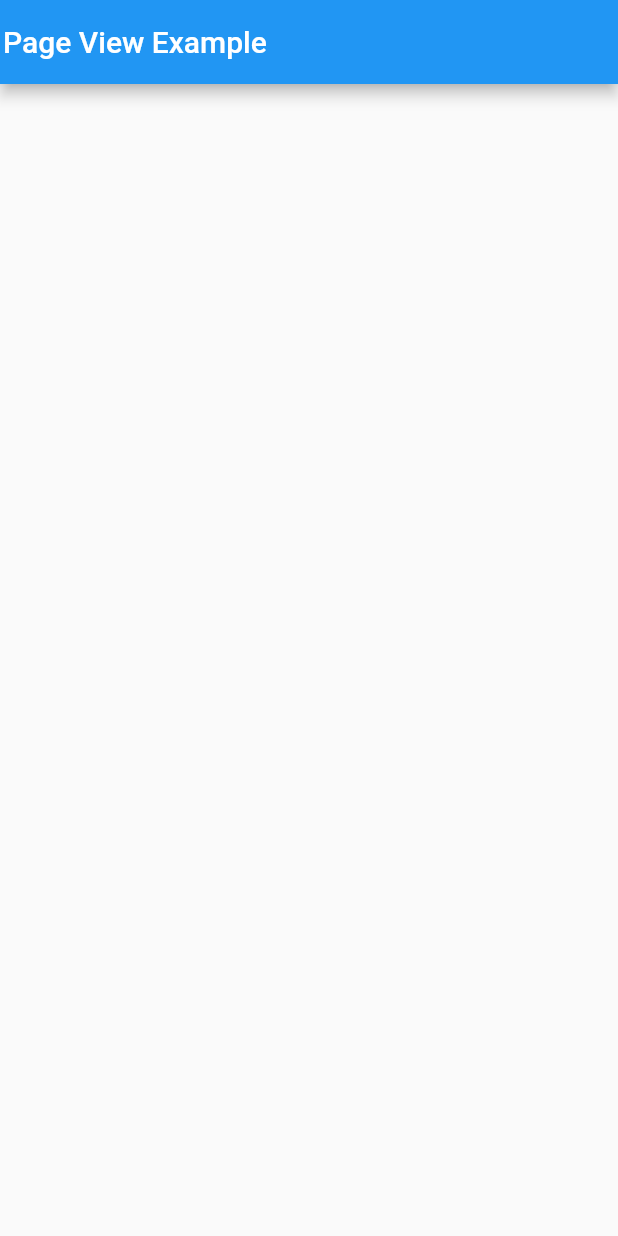
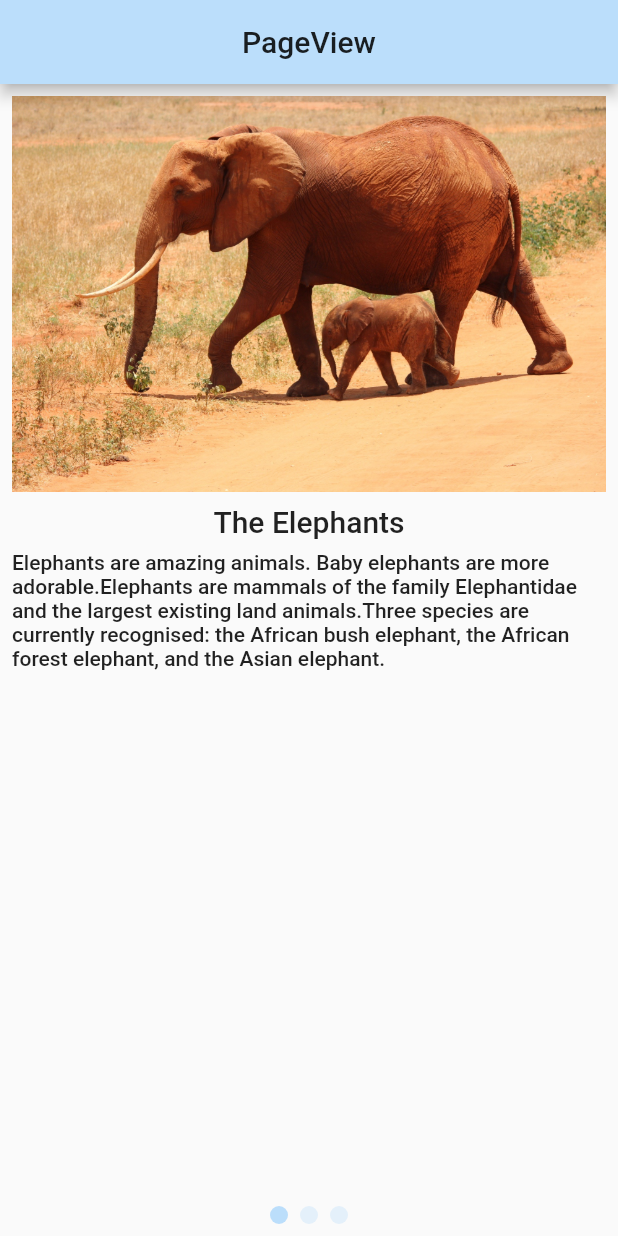
Before and after one commit to priyadarshu/page_view_example, a Flutter app: the screen it shows after launch, on a phone screen of 412 x 824 dp. Run offline on Flutter 3.47's test engine with Material 2 defaults, Android fonts, the phone set to English and light mode, and no system bars; drawn by our look-alikes of page_view_indicators.

Commit message:
Added  and imported Page_Circle_indicators package

```diff
--- a/lib/main.dart
+++ b/lib/main.dart
@@ -1,4 +1,6 @@
 import 'package:flutter/material.dart';
+import 'package:page_view_example/pages/page_circle_indicator.dart';
+import 'package:page_view_example/pages/page_entries_widget.dart';
 import 'package:page_view_example/pages/pages.dart';
 
 void main() {
@@ -7,36 +9,64 @@ void main() {
 
 class MyApp extends StatelessWidget {
   // This widget is the root of your application.
+  final String appTitle = 'PageView';
+
   @override
   Widget build(BuildContext context) {
     return MaterialApp(
-      title: 'Flutter Demo',
+      debugShowCheckedModeBanner: false,
+      title: appTitle,
       theme: ThemeData(
-        primarySwatch: Colors.blue,
+        primaryColor: Colors.blue[100],
       ),
-      home: PageViewExample(),
+      home: PageViewExample(appTitle: appTitle),
     );
   }
 }
 
 class PageViewExample extends StatefulWidget {
+  final String appTitle;
+  const PageViewExample({this.appTitle});
+
   @override
   _PageViewExampleState createState() => _PageViewExampleState();
 }
 
 class _PageViewExampleState extends State<PageViewExample> {
+  final ValueNotifier currentPageNotifier = ValueNotifier<int>(0);
+
   @override
   Widget build(BuildContext context) {
     return Scaffold(
       appBar: AppBar(
-        title: Text('Page View Example'),
+        title: Text(widget.appTitle),
+        centerTitle: true,
         titleSpacing: 2.0,
       ),
-      body: PageView.builder(
-        itemCount: pages.length,
-        itemBuilder: (BuildContext context, int index) {
-          return Container();
-        },
+      body: Stack(
+        children: <Widget>[
+          PageView.builder(
+            onPageChanged: (int index) {
+              currentPageNotifier.value = index;
+            },
+            controller: PageController(
+              initialPage: currentPageNotifier.value,
+            ),
+            itemCount: pages.length,
+            itemBuilder: (BuildContext buildContext, int index) {
+              return PageEntryWidget(entry: pages[index]);
+            },
+          ),
+          Positioned(
+            left: 0.0,
+            right: 0.0,
+            bottom: 8.0,
+            child: PageCircleIndicator(
+              itemCount: pages.length,
+              currentPageNotifier: currentPageNotifier,
+            ),
+          ),
+        ],
       ),
     );
   }
--- /dev/null
+++ b/lib/pages/page_circle_indicator.dart
@@ -0,0 +1,27 @@
+import 'package:flutter/material.dart';
+import 'package:page_view_indicators/circle_page_indicator.dart';
+
+class PageCircleIndicator extends StatelessWidget {
+  final ValueNotifier<int> currentPageNotifier;
+  final int itemCount;
+
+  static const double _dotSize = 12.0;
+
+  const PageCircleIndicator({
+    Key key,
+    this.currentPageNotifier,
+    this.itemCount,
+  }) : super(key: key);
+
+  @override
+  Widget build(BuildContext context) {
+    return CirclePageIndicator(
+      size: _dotSize,
+      selectedSize: _dotSize,
+      dotColor: Theme.of(context).primaryColor.withOpacity(0.35),
+      selectedDotColor: Theme.of(context).primaryColor,
+      currentPageNotifier: currentPageNotifier,
+      itemCount: itemCount,
+    );
+  }
+}
--- /dev/null
+++ b/lib/pages/page_entries_widget.dart
@@ -0,0 +1,61 @@
+import 'dart:async';
+import 'package:flutter/material.dart';
+import 'package:page_view_example/pages/pages_entries.dart';
+//import 'package:page_view_example/pages/pages.dart';
+
+class PageEntryWidget extends StatefulWidget {
+  final PageEntry entry;
+  const PageEntryWidget({Key key, this.entry}) : super(key: key);
+
+  @override
+  _PageEntryWidgetState createState() => _PageEntryWidgetState();
+}
+
+class _PageEntryWidgetState extends State<PageEntryWidget> {
+  ScrollController controller = ScrollController();
+
+  @override
+  void initState() {
+    super.initState();
+    scrollToEnd(milliseconds: 1000);
+  }
+
+  @override
+  Widget build(BuildContext context) {
+    return OrientationBuilder(
+        builder: (BuildContext context, Orientation orientation) {
+      scrollToEnd(milliseconds: 100);
+      return Padding(
+        padding: const EdgeInsets.all(8.0),
+        child: ListView(
+          controller: controller,
+          children: <Widget>[
+            Image.asset(widget.entry.image, fit: BoxFit.cover),
+            SizedBox(
+              height: 8.0,
+            ),
+            Center(
+              child: Text(widget.entry.title,
+                  style: Theme.of(context).textTheme.headline6),
+            ),
+            SizedBox(
+              height: 8.0,
+            ),
+            Text(widget.entry.description,
+                style: Theme.of(context).textTheme.bodyText1),
+            SizedBox(
+              height: 20.0,
+            ),
+          ],
+        ),
+      );
+    });
+  }
+
+  void scrollToEnd({int milliseconds}) {
+    Timer(Duration(milliseconds: milliseconds), () {
+      if (!controller.hasClients) return;
+      controller.jumpTo(controller.position.maxScrollExtent);
+    });
+  }
+}
--- a/lib/pages/pages.dart
+++ b/lib/pages/pages.dart
@@ -14,11 +14,13 @@ final List<PageEntry> pages = [
     image: 'assets/images/horses.jpeg',
     description: 'The horse is one of two extant subspecies of Equus ferus.'
         'It is an odd-toed ungulate mammal belonging to the taxonomic family Equidae.'
-          'The horse has evolved over the past 45 to 55 million years from a small multi-toed creature, Eohippus, into the large, single-toed animal of today.'),
+        'The horse has evolved over the past 45 to 55 million years from a small multi-toed creature, Eohippus, into the large, single-toed animal of today.',
+  ),
   PageEntry(
     title: 'The Fishes',
     image: 'assets/images/fishes.jpeg',
     description:
         'Fish, any of approximately 34,000 species of vertebrate animals (phylum Chordata) found in the fresh and salt waters of the world.'
-          'Living species range from the primitive jawless lampreys and hagfishes through the cartilaginous sharks, skates, and rays to the abundant and diverse bony fishes.'),
+        'Living species range from the primitive jawless lampreys and hagfishes through the cartilaginous sharks, skates, and rays to the abundant and diverse bony fishes.',
+  ),
 ];
--- a/pubspec.yaml
+++ b/pubspec.yaml
@@ -27,6 +27,7 @@ dependencies:
   # The following adds the Cupertino Icons font to your application.
   # Use with the CupertinoIcons class for iOS style icons.
   cupertino_icons: ^1.0.1
+  page_view_indicators: ^1.4.0
 
 dev_dependencies:
   flutter_test:
```
Also changed, not shown: pubspec.lock. Lines whose indentation alone changed are shown as unchanged.
